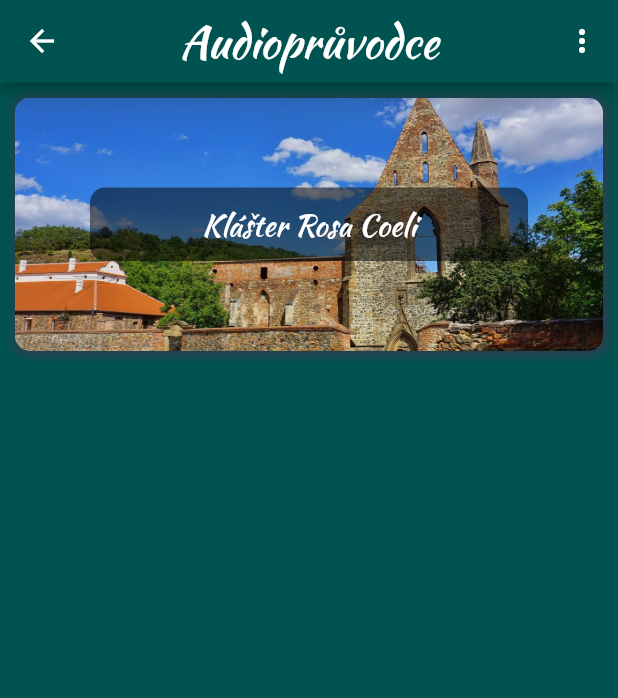
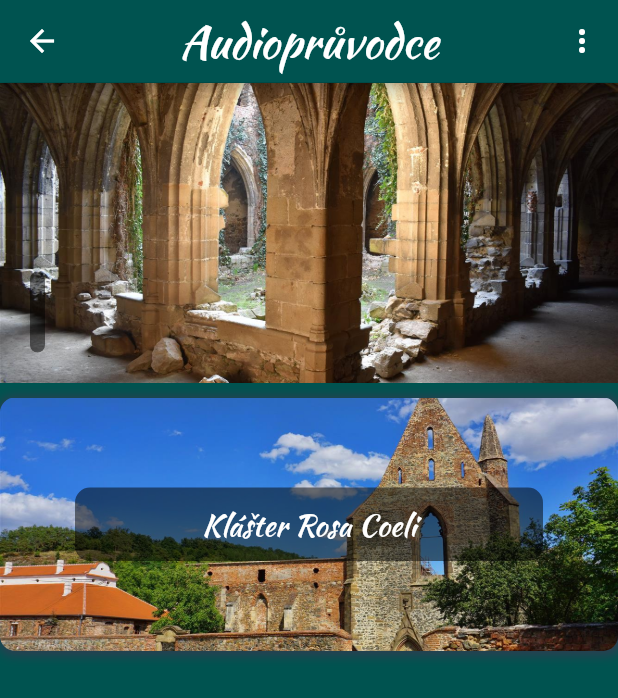
Before and after one commit to zowelu/dolni_kounice, a Flutter app: the AudioGuide screen opened by its route, on a phone screen of 412 x 824 dp. Shown: the top 698 px of the screen. Run offline on Flutter 3.47's test engine with Material 2 defaults, Android fonts, the phone set to English and light mode, and no system bars; our stand-ins replace audioplayers, photo_view.

Commit message:
v audio_guide.dart přidán ContainerHeaderImageBackground V default_page_of_choice.dart odebráno padding pro Column

```diff
--- a/lib/components/default_page_of_choice.dart
+++ b/lib/components/default_page_of_choice.dart
@@ -30,7 +30,6 @@ class DefaultPageOfChoice extends StatelessWidget {
             child: Column(
               children: [
                 Container(
-                  padding: EdgeInsets.all(kDefaultPadding),
                   child: Column(
                     mainAxisAlignment: MainAxisAlignment.center,
                     mainAxisSize: MainAxisSize.min,
--- a/lib/screens/audio_guide.dart
+++ b/lib/screens/audio_guide.dart
@@ -1,5 +1,6 @@
 import 'package:flutter/material.dart';
 import 'package:mesto_pamatek/components/choice_container.dart';
+import 'package:mesto_pamatek/components/container_header_image_background.dart';
 import 'package:mesto_pamatek/components/default_page_of_choice.dart';
 import 'package:mesto_pamatek/screens/audio_guide_rosa_coeli.dart';
 
@@ -16,6 +17,7 @@ class _AudioGuideState extends State<AudioGuide> {
       tittleOfAppbar: 'Audioprůvodce',
       titleOfHeaderText: 'Vyberte si audioprůvodce níže',
       listOfWidget: [
+        ContainerHeaderImageBackground(assetImage: 'assets/images/pamatky/mesto_pamatek_uvod/klenba.jpg', textHeader: '', text: '',),
         ChoiceContainer(
             assetImageOfChoice:
                 'assets/images/pamatky/klaster_rosa_coeli/klaster-pohled-zepredu.jpg',
```
